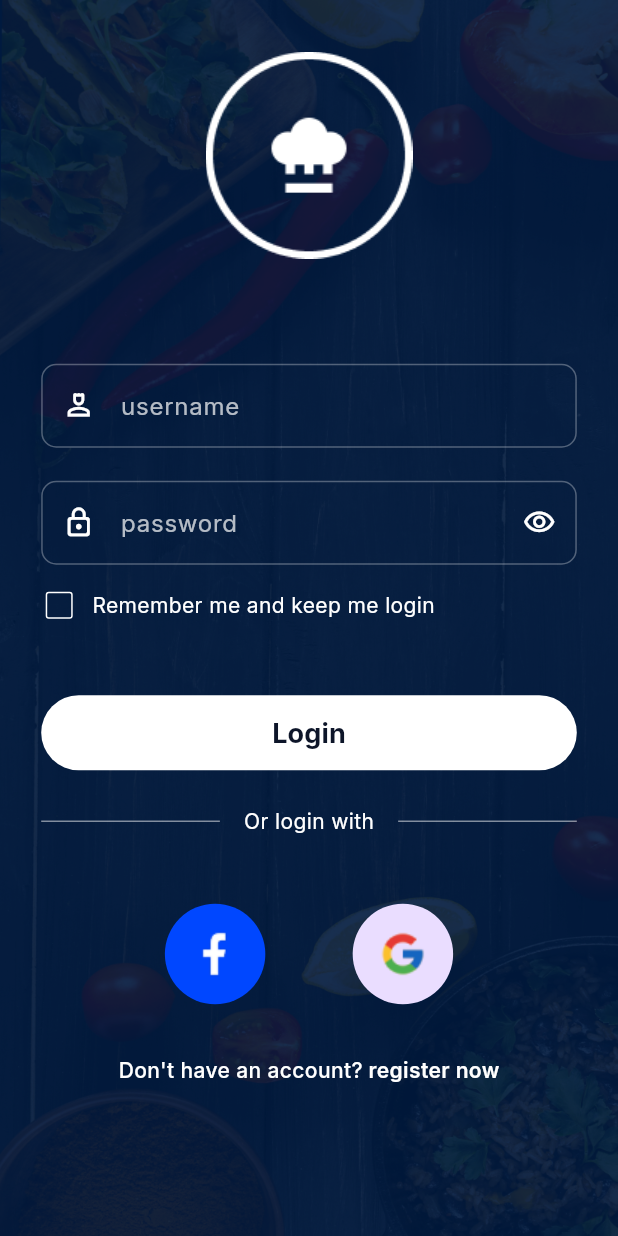
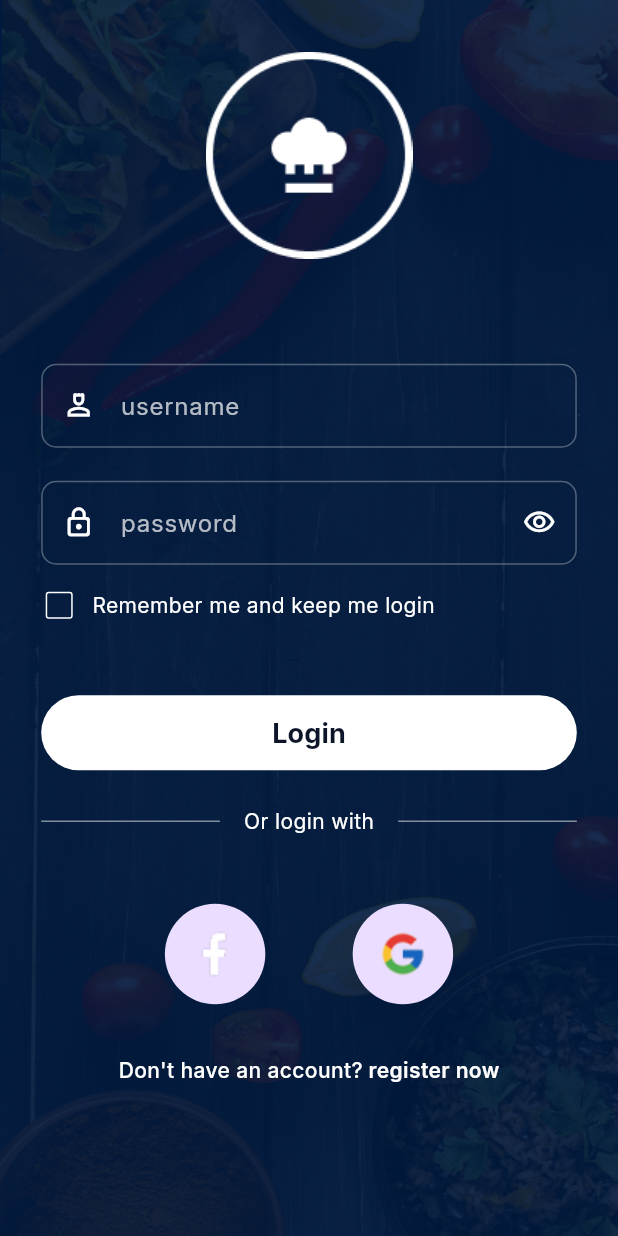
Before and after one commit to MuhammedZain15/meal_recommendation, a Flutter app: the LoginView screen opened by its route, on a phone screen of 412 x 824 dp. Run offline on Flutter 3.47's test engine with Material 3 defaults, Android fonts, the phone set to English and light mode, and no system bars; our stand-ins replace animate_do, bloc, firebase_core, flutter_screenutil, gap, go_router and 1 more; accounts and stored records are empty; statements that could not run were skipped.

Commit message:
update app colors

```diff
--- a/lib/core/utils/app_colors.dart
+++ b/lib/core/utils/app_colors.dart
@@ -2,5 +2,7 @@ import 'package:flutter/material.dart';
 
 class AppColors {
   static const kPrimary = Color(0xFF001A3F);
-  static const kSecondary = Color(0xFF0047FF);
+  static const kBlack = Color(0xFF000000);
+  static const kGrey = Color(0xffD9D9D9);
+  static const kDarkGrey = Color(0xff8A8A8A);
 }
```
